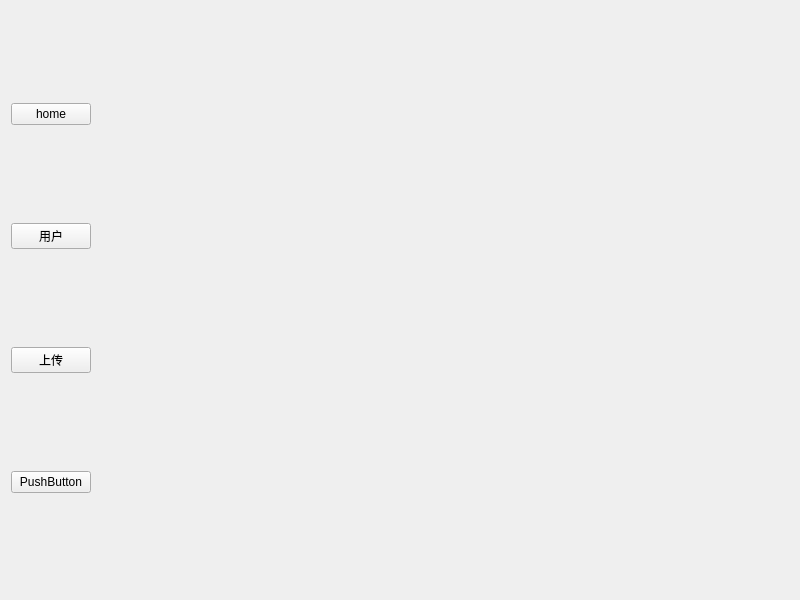
ProAAV/code, file qtCode/ProAVV/aav_main_view.ui: the form before one commit.
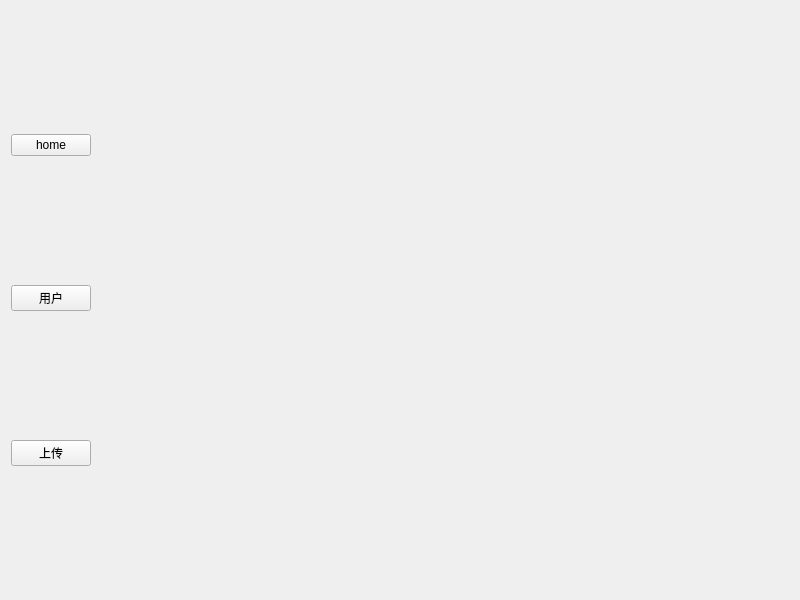
The form after the commit.

```diff
--- a/qtCode/ProAVV/aav_main_view.ui
+++ b/qtCode/ProAVV/aav_main_view.ui
@@ -39,13 +39,6 @@
          </property>
         </widget>
        </item>
-       <item>
-        <widget class="QPushButton" name="btn_video_disp">
-         <property name="text">
-          <string>PushButton</string>
-         </property>
-        </widget>
-       </item>
       </layout>
      </item>
      <item>
```
